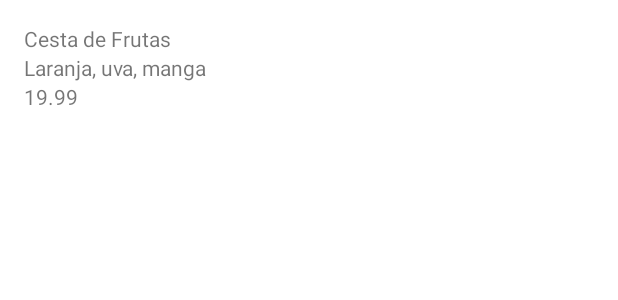
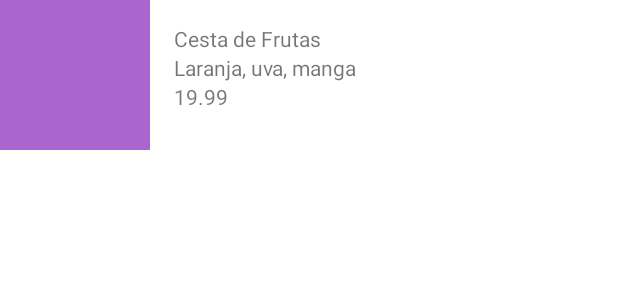
Before and after one commit to AlexParreira/Orgs, an Android app: the layout produto_item.xml on its own in the app's theme, with its tools: preview values and no code run, on a phone screen of 412 x 824 dp. Shown: the top 300 px of the screen. Run offline under Robolectric (Android 15) with nearby library versions, the phone set to English and light mode, and no system bars.

Commit message:
Add ImageView

```diff
--- a/app/src/main/res/layout/produto_item.xml
+++ b/app/src/main/res/layout/produto_item.xml
@@ -12,7 +12,7 @@
         android:layout_margin="16dp"
         android:layout_marginStart="297dp"
         app:layout_constraintEnd_toEndOf="parent"
-        app:layout_constraintStart_toStartOf="parent"
+        app:layout_constraintStart_toEndOf="@id/imageView"
         app:layout_constraintTop_toTopOf="parent"
         tools:text="Cesta de Frutas" />
 
@@ -20,10 +20,8 @@
         android:id="@+id/produto_item_descricao"
         android:layout_width="0dp"
         android:layout_height="wrap_content"
-        android:layout_marginStart="16dp"
-        android:layout_marginEnd="16dp"
-        app:layout_constraintEnd_toEndOf="parent"
-        app:layout_constraintStart_toStartOf="parent"
+        app:layout_constraintEnd_toEndOf="@id/produto_item_nome"
+        app:layout_constraintStart_toStartOf="@id/produto_item_nome"
         app:layout_constraintTop_toBottomOf="@id/produto_item_nome"
         tools:text="Laranja, uva, manga" />
 
@@ -31,10 +29,22 @@
         android:id="@+id/produto_item_valor"
         android:layout_width="0dp"
         android:layout_height="wrap_content"
-        android:layout_marginStart="16dp"
-        android:layout_marginEnd="16dp"
         tools:text="19.99"
-        app:layout_constraintEnd_toEndOf="parent"
+        app:layout_constraintEnd_toEndOf="@id/produto_item_nome"
+        app:layout_constraintStart_toStartOf="@id/produto_item_nome"
+        app:layout_constraintTop_toBottomOf="@id/produto_item_descricao" />
+
+    <ImageView
+        android:id="@+id/imageView"
+        android:layout_width="100dp"
+        android:scaleType="centerCrop"
+        android:layout_height="100dp"
+        tools:layout_editor_absoluteX="0dp"
+        tools:layout_editor_absoluteY="0dp"
         app:layout_constraintStart_toStartOf="parent"
-        app:layout_constraintTop_toBottomOf="@id/produto_item_descricao" />
+        app:layout_constraintTop_toTopOf="parent"
+        app:layout_constraintBottom_toBottomOf="parent"
+        app:layout_constraintEnd_toStartOf="@id/produto_item_nome"
+        app:srcCompat = "@android:color/holo_purple"
+        tools:srcCompat="@tools:sample/backgrounds/scenic" />
 </androidx.constraintlayout.widget.ConstraintLayout>
```
Also changed, not shown: app/src/main/res/drawable/cesta_de_frutas.png (added).
